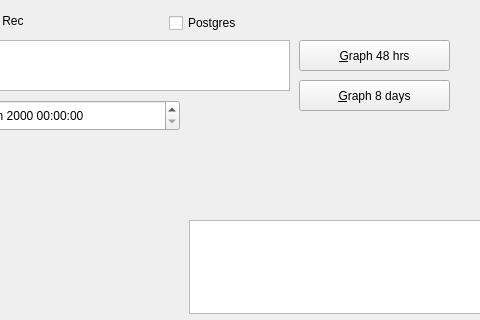
Old version of the form menu.ui in the repository lbase/bpvitals; both pictures show x 341 to 821 and y 0 to 320 of the 1247 by 692 pixel window.
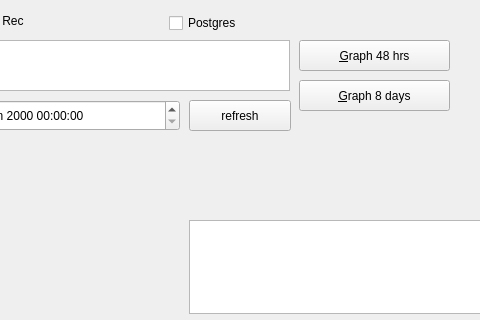
New version of the form.

Commit message: added refresh button to menu_code to get latest rec after use of vitals

Diff of the .ui file:
```diff
--- a/menu.ui
+++ b/menu.ui
@@ -214,6 +214,19 @@
     </rect>
    </property>
   </widget>
+  <widget class="QPushButton" name="btnRefresh">
+   <property name="geometry">
+    <rect>
+     <x>530</x>
+     <y>100</y>
+     <width>102</width>
+     <height>31</height>
+    </rect>
+   </property>
+   <property name="text">
+    <string>refresh</string>
+   </property>
+  </widget>
  </widget>
  <resources/>
  <connections/>
```
The commit also changes 2 other files.
